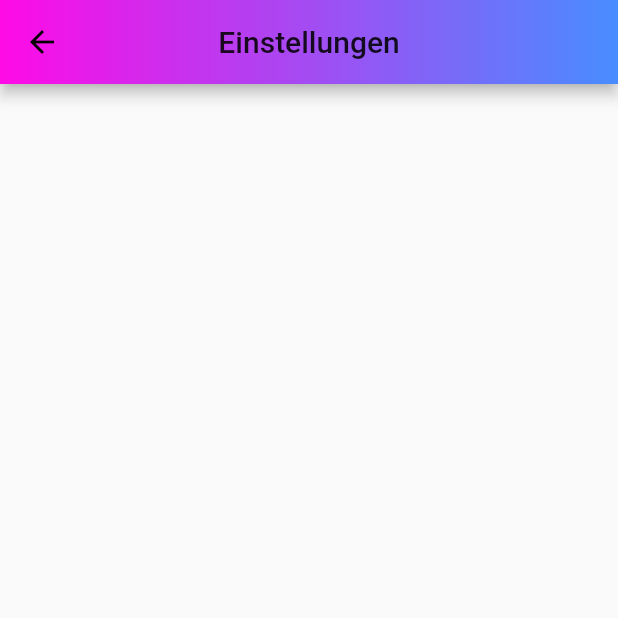
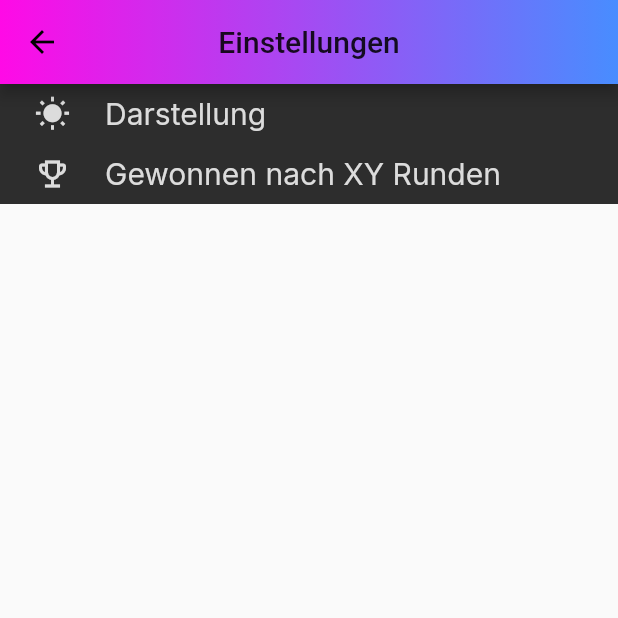
Before and after one commit to Freddy880/tic_tac_toe, a Flutter app: the SettingPage screen opened directly, on a phone screen of 412 x 824 dp, the top half of it. Run offline on Flutter 3.47's test engine with Material 2 defaults, Android fonts, the phone set to English and light mode, and no system bars; our stand-ins replace google_fonts.

Commit message:
First Layout of the SettingsPage

```diff
--- a/lib/GamePage.dart
+++ b/lib/GamePage.dart
@@ -31,6 +31,7 @@ var otherPlayer = _player2;
 var xOrO = ["", "", "", "", "", "", "", "", ""];
 var nextClear = false;
 var laps = 1;
+var lapsForWin = 3;
 List<Color> xOrOC = [
   Colors.white,
   Colors.white,
--- a/lib/Player.dart
+++ b/lib/Player.dart
@@ -71,7 +71,7 @@ class Player {
     }
  }
  winGame(){
-    if(lapsWon == 3){
+    if(lapsWon == lapsForWin){
       return true;
     }else{
     return false;
--- /dev/null
+++ b/lib/SettingsObjekt.dart
@@ -0,0 +1,48 @@
+import 'package:flutter/material.dart';
+import 'package:flutter/widgets.dart';
+
+class SettingsObjekt extends StatelessWidget {
+  const SettingsObjekt(
+      {Key key,
+      @required this.color,
+      this.icon,
+      @required this.text,
+      @required this.onTap,
+      this.height = 40})
+      : super(key: key);
+
+  final Color color;
+  final Icon icon;
+  final Text text;
+  final Function onTap;
+  final double height;
+
+  @override
+  Widget build(BuildContext context) {
+    return Container(
+        width: MediaQuery.of(context).size.width,
+        height: height,
+        child: Material(
+          color: color,
+          child: InkWell(
+            onTap: onTap,
+            child: Row(
+              children: [
+                Container(
+                  width: 15,
+                ),
+                Container(
+                  width: 40,
+                  height: 40,
+                  child: icon,
+                ),
+                Container(
+                  child: text,
+                  padding: EdgeInsets.fromLTRB(15, 0, 10, 0),
+                )
+              ],
+            ),
+          ),
+        ));
+  }
+}
--- a/lib/SettingsPage.dart
+++ b/lib/SettingsPage.dart
@@ -1,6 +1,8 @@
+import 'package:flutter/cupertino.dart';
 import 'package:flutter/material.dart';
 import 'package:flutter/widgets.dart';
 import 'package:google_fonts/google_fonts.dart';
+import 'package:tic_tac_toe/SettingsObjekt.dart';
 
 class SettingPage extends StatefulWidget {
   @override
@@ -8,6 +10,7 @@ class SettingPage extends StatefulWidget {
 }
 
 class _SettingPageState extends State<SettingPage> {
+
   @override
   Widget build(BuildContext context) {
     return Scaffold(
@@ -31,10 +34,50 @@ class _SettingPageState extends State<SettingPage> {
                     colors: [
                       Color(0xFFFF0AE6),
                       Color(0xFF488DFF),
-                      ]
+                    ]),
+              ),
+            )),
+        body: ListView(
+          children: [
+            SettingsObjekt(
+            color: Color(0xFF2D2D2D),
+              icon: Icon(
+                  Icons.wb_sunny_sharp,
+                color: Color(0xFFDCDCDC),
+              ),
+              text: Text(
+                  "Darstellung",
+                style: GoogleFonts.inter(
+                  fontSize: 20,
+                  textStyle: TextStyle(
+                    color: Color(0xFFDCDCDC),
+                  )
                 ),
               ),
+              onTap: (){
+              print("Tapped");
+              },
+            ),
+            SettingsObjekt(
+              color: Color(0xFF2D2D2D),
+              icon: Icon(
+                Icons.emoji_events_outlined,
+                color: Color(0xFFDCDCDC),
+              ),
+              text: Text(
+                "Gewonnen nach XY Runden",
+                style: GoogleFonts.inter(
+                    fontSize: 20,
+                    textStyle: TextStyle(
+                      color: Color(0xFFDCDCDC),
                     )
+                ),
+              ),
+              onTap: (){
+                print("Tapped");
+              },
+            ),
+          ],
         ),
     );
   }
```
Lines whose indentation alone changed are shown as unchanged.
